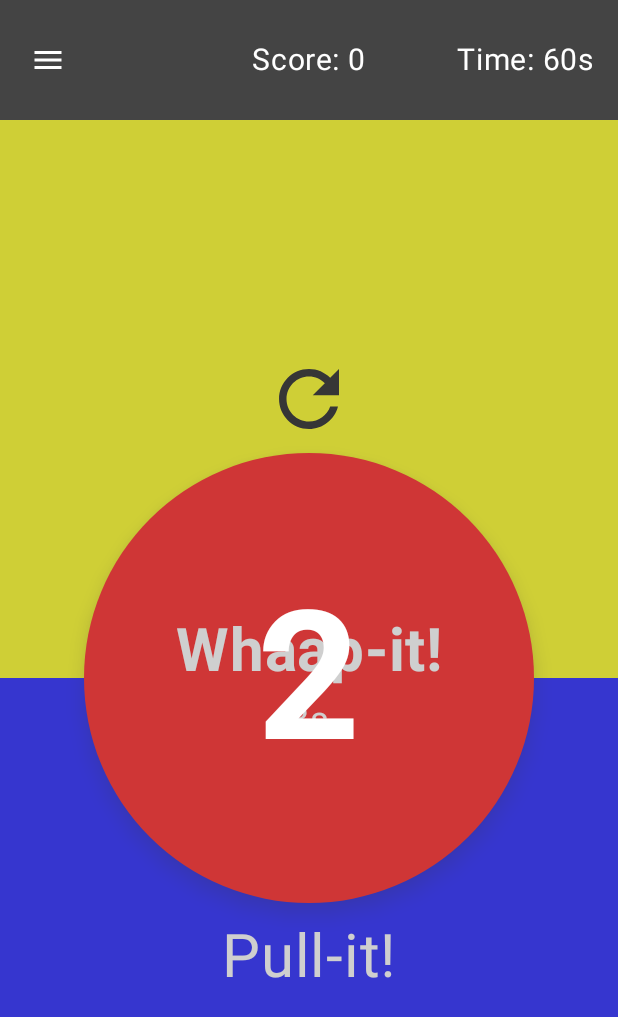
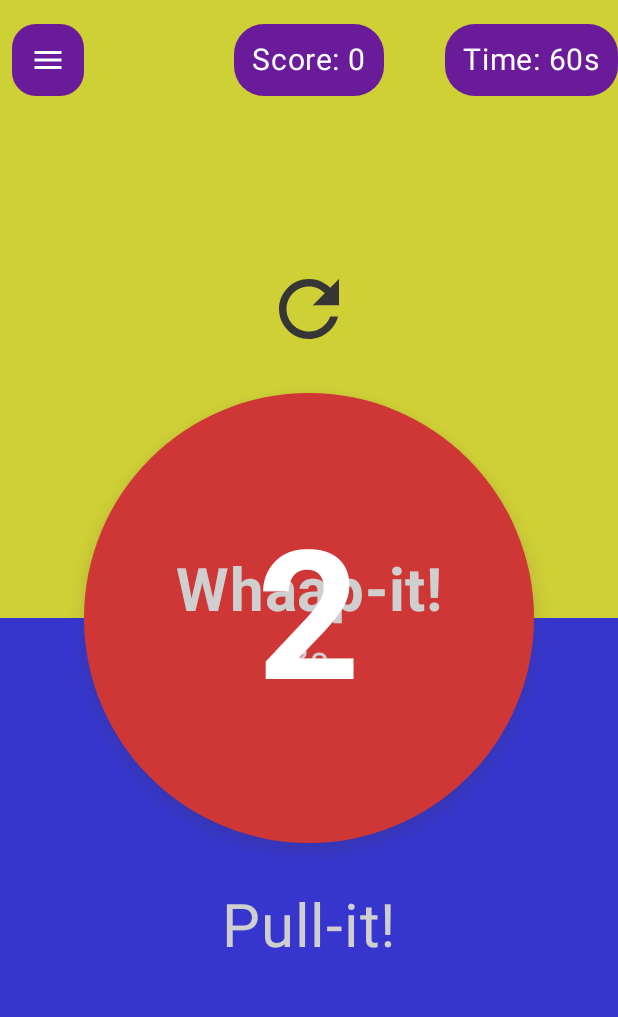
Before and after one commit to ggissel/CS407-Final-Project, an Android app built with Jetpack Compose: the GameScreen screen opened through its navigation route, on a phone screen of 412 x 824 dp. Shown: the top 1017 px of the screen. Run offline under Robolectric (Android 15) with nearby library versions, the phone set to English and light mode, and no system bars; our stand-ins replace Firebase (no records; nobody signed in at launch, a user with empty details on screens opened directly).

Commit message:
Redesigned Game Header UI to a purple theme

```diff
--- a/app/build.gradle.kts
+++ b/app/build.gradle.kts
@@ -58,6 +58,7 @@ dependencies {
     implementation(libs.androidx.compose.animation.core)
     implementation(libs.androidx.foundation)
     implementation(libs.androidx.compose.animation)
+    implementation(libs.androidx.compose.foundation.layout)
     testImplementation(libs.junit)
     androidTestImplementation(libs.androidx.junit)
     androidTestImplementation(libs.androidx.espresso.core)
--- a/app/src/main/java/com/cs407/whaap_it/ui/screen/GameScreen.kt
+++ b/app/src/main/java/com/cs407/whaap_it/ui/screen/GameScreen.kt
@@ -12,6 +12,7 @@ import androidx.compose.foundation.clickable
 import androidx.compose.foundation.gestures.detectDragGestures
 import androidx.compose.foundation.gestures.detectTapGestures
 import androidx.compose.foundation.layout.*
+import androidx.compose.foundation.layout.size
 import androidx.compose.foundation.shape.CircleShape
 import androidx.compose.foundation.shape.RoundedCornerShape
 import androidx.compose.material.icons.Icons
@@ -23,6 +24,7 @@ import androidx.compose.material3.*
 import androidx.compose.runtime.*
 import androidx.compose.ui.Alignment
 import androidx.compose.ui.Modifier
+import androidx.compose.ui.draw.clip
 import androidx.compose.ui.draw.rotate
 import androidx.compose.ui.draw.scale
 import androidx.compose.ui.draw.shadow
@@ -711,38 +713,58 @@ fun TiledLogoBackground(
 fun GameHeader(
     score: Int,
     totalTimeRemaining: Float,
-    onMenuClick: () -> Unit
+    onMenuClick: () -> Unit,
+    modifier: Modifier = Modifier
 ) {
     Box(
-        modifier = Modifier
+        modifier = modifier
             .fillMaxWidth()
             .height(80.dp)
-            .background(Color.DarkGray)
+            .background(Color.Transparent)
     ) {
         IconButton(
             onClick = onMenuClick,
             modifier = Modifier
                 .align(Alignment.CenterStart)
                 .padding(8.dp)
+                .clip(RoundedCornerShape(16.dp))
+                .background(Color(0xFF6A1B9A)) // Purple color
+                .size(48.dp)
         ) {
             Icon(Icons.Default.Menu, contentDescription = "Menu", tint = Color.White)
         }
+
+        Box(
+            modifier = Modifier
+                .align(Alignment.Center)
+                .clip(RoundedCornerShape(20.dp))
+                .background(Color(0xFF6A1B9A))
+                .padding(horizontal = 12.dp, vertical = 12.dp)
+        ) {
             Text(
                 text = "Score: ${score}",
                 modifier = Modifier
-                .align(Alignment.Center)
-                .padding(16.dp),
+                    .align(Alignment.Center),
                 fontSize = 20.sp,
                 color = Color.White
             )
+        }
+
+        Box(
+            modifier = Modifier
+                .align(Alignment.CenterEnd)
+                .clip(RoundedCornerShape(20.dp))
+                .background(Color(0xFF6A1B9A))
+                .padding(horizontal = 12.dp, vertical = 12.dp)
+        ) {
             Text(
                 text = "Time: ${totalTimeRemaining.toInt()}s",
                 modifier = Modifier
-                .align(Alignment.CenterEnd)
-                .padding(16.dp),
+                    .align(Alignment.CenterEnd),
                 fontSize = 20.sp,
                 color = Color.White
             )
+        }
     }
 }
 
@@ -990,22 +1012,23 @@ fun GameScreen(
         )
     }
 
-    Column(
+    Box(
         modifier = Modifier
             .fillMaxSize()
             .background(Color.Black)
     ) {
-        GameHeader(
-            score = gameState.score,
-            totalTimeRemaining = gameState.totalTimeRemaining,
-            onMenuClick = onMenuClick,
-        )
-
         GameArea(
             gameState = gameState,
             onActionPerformed = { action ->
                 handleAction(action, gameState) { newState -> gameState = newState }
             }
         )
+
+        GameHeader(
+            score = gameState.score,
+            totalTimeRemaining = gameState.totalTimeRemaining,
+            onMenuClick = onMenuClick,
+            modifier = Modifier.align(Alignment.TopCenter)
+        )
     }
 }
--- a/gradle/libs.versions.toml
+++ b/gradle/libs.versions.toml
@@ -15,6 +15,7 @@ firebaseAuthKtx = "24.0.1"
 animationCore = "1.9.5"
 foundationVersion = "1.9.5"
 animation = "1.9.5"
+foundationLayout = "1.9.5"
 
 [libraries]
 androidx-core-ktx = { group = "androidx.core", name = "core-ktx", version.ref = "coreKtx" }
@@ -38,6 +39,7 @@ firebase-auth-ktx = { group = "com.google.firebase", name = "firebase-auth-ktx",
 androidx-compose-animation-core = { group = "androidx.compose.animation", name = "animation-core", version.ref = "animationCore" }
 androidx-foundation = { group = "androidx.compose.foundation", name = "foundation", version.ref = "foundationVersion" }
 androidx-compose-animation = { group = "androidx.compose.animation", name = "animation", version.ref = "animation" }
+androidx-compose-foundation-layout = { group = "androidx.compose.foundation", name = "foundation-layout", version.ref = "foundationLayout" }
 
 [plugins]
 android-application = { id = "com.android.application", version.ref = "agp" }
```
Lines whose indentation alone changed are shown as unchanged.
